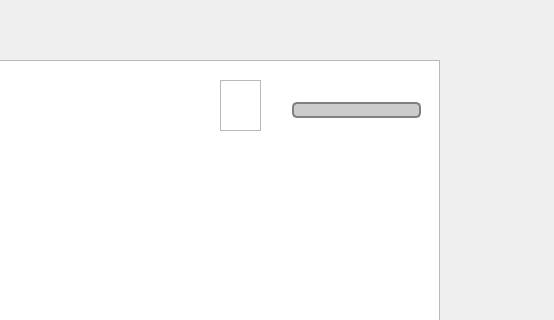
First picture: the form in Codigo/mainwindow.ui, repository JulianSanchezb/Proyecto-Final, before the edit; both pictures show x 740 to 1294 and y 0 to 320 of the 1294 by 648 pixel window.
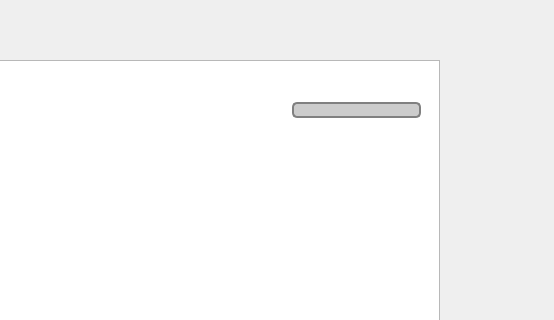
Second picture: the form after the edit.

Diff of the .ui file:
```diff
--- a/Codigo/mainwindow.ui
+++ b/Codigo/mainwindow.ui
@@ -72,16 +72,6 @@
      <string>%p%</string>
     </property>
    </widget>
-   <widget class="QTextEdit" name="textEdit">
-    <property name="geometry">
-     <rect>
-      <x>960</x>
-      <y>80</y>
-      <width>41</width>
-      <height>51</height>
-     </rect>
-    </property>
-   </widget>
   </widget>
   <widget class="QMenuBar" name="menubar">
    <property name="geometry">
```
